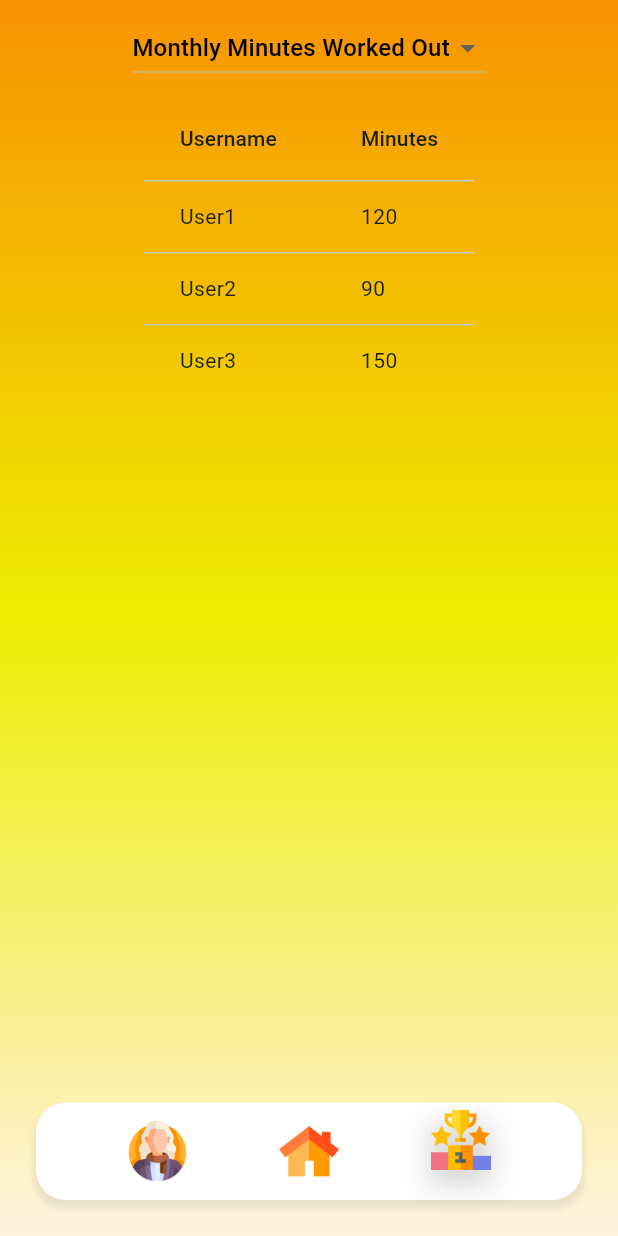
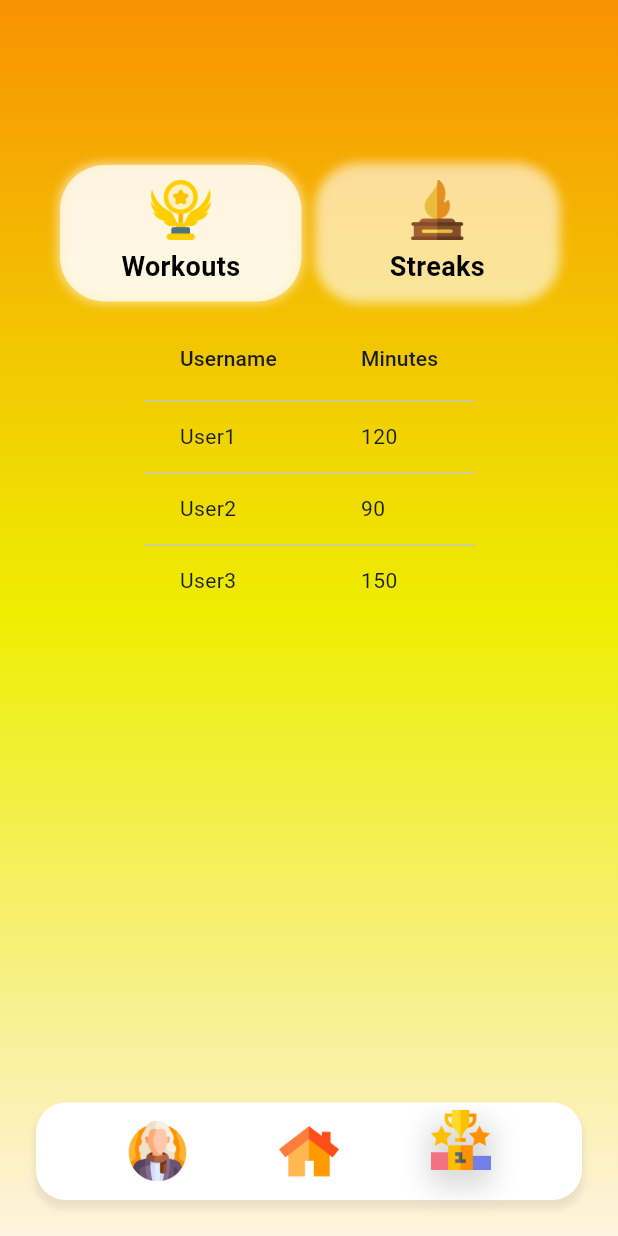
Before and after one commit to ahnafbinazad/Swync, a Flutter app: the screen it shows once a user with an empty profile is signed in, on a phone screen of 412 x 824 dp. Run offline on Flutter 3.47's test engine with Material 3 defaults, Android fonts, the phone set to English and light mode, and no system bars; our stand-ins replace cloud_firestore, firebase_auth, firebase_core; accounts and stored records are empty.

Commit message:
working on ranks

```diff
--- a/lib/screens/ranks.dart
+++ b/lib/screens/ranks.dart
@@ -1,5 +1,3 @@
-// ignore_for_file: prefer_const_constructors
-
 import 'package:flutter/material.dart';
 import 'package:test_drive/reuseable_widgets/navbar.dart';
 import 'package:test_drive/utils/colour_utils.dart';
@@ -10,7 +8,8 @@ class RanksScreen extends StatefulWidget {
 }
 
 class _RanksScreenState extends State<RanksScreen> {
-  String _selectedTable = 'Monthly Minutes Worked Out'; // Default table
+  String _selectedTable = 'Workouts'; // Default table
+  double _glowPosition = 0; // Position of the glow indicator
 
   // Test data
   List<Map<String, dynamic>> _monthlyWorkoutData = [
@@ -44,37 +43,54 @@ class _RanksScreenState extends State<RanksScreen> {
                 end: Alignment.bottomCenter,
               ),
             ),
+            child: Padding(
+              padding: const EdgeInsets.symmetric(horizontal: 20),
               child: Column(
                 children: [
+                  SizedBox(height: 100),
                   Padding(
-                  padding: const EdgeInsets.all(8.0),
-                  child: DropdownButton<String>(
-                    value: _selectedTable,
-                    onChanged: (String? newValue) {
-                      setState(() {
-                        _selectedTable = newValue!;
-                      });
-                    },
-                    items: <String>[
-                      'Monthly Minutes Worked Out',
-                      'Streaks',
-                    ].map<DropdownMenuItem<String>>((String value) {
-                      return DropdownMenuItem<String>(
-                        value: value,
-                        child: Text(
-                          value,
-                          style: TextStyle(color: Colors.black),
+                    padding: const EdgeInsets.symmetric(horizontal: 20),
+                    child: Row(
+                      mainAxisAlignment: MainAxisAlignment.center,
+                      children: [
+                        Expanded(
+                          child: _buildTableSelection('Workouts', 'assets/images/trophy-icon.png'),
                         ),
-                      );
-                    }).toList(),
+                        SizedBox(width: 10),
+                        Expanded(
+                          child: _buildTableSelection('Streaks', 'assets/images/award.png'),
+                        ),
+                      ],
                     ),
                   ),
                   Expanded(
-                  child: _selectedTable == 'Monthly Minutes Worked Out'
+                    child: _selectedTable == 'Workouts'
                         ? _buildDataTable(_monthlyWorkoutData)
                         : _buildDataTable(_streakData),
                   ),
                 ],
+              ),
+            ),
+          ),
+          AnimatedPositioned(
+            duration: Duration(milliseconds: 300),
+            left: _glowPosition,
+            bottom: 70,
+            child: Container(
+              width: MediaQuery.of(context).size.width * 0.4,
+              height: 5,
+              decoration: BoxDecoration(
+                color: Colors.white.withOpacity(0.0), // Adjust the opacity here
+                borderRadius: BorderRadius.circular(30),
+                boxShadow: [
+                  BoxShadow(
+                    color: Colors.white.withOpacity(0.0),
+                    spreadRadius: 5,
+                    blurRadius: 10,
+                    offset: Offset(0, 3),
+                  ),
+                ],
+              ),
             ),
           ),
           Positioned(
@@ -90,21 +106,69 @@ class _RanksScreenState extends State<RanksScreen> {
     );
   }
 
+  Widget _buildTableSelection(String table, String iconPath) {
+    return GestureDetector(
+      onTap: () {
+        setState(() {
+          _selectedTable = table;
+          _glowPosition = table == 'Workouts' ? 0 : MediaQuery.of(context).size.width * 0.5;
+        });
+      },
+      child: Container(
+        margin: EdgeInsets.symmetric(vertical: 10),
+        padding: EdgeInsets.symmetric(horizontal: 20, vertical: 10),
+        decoration: BoxDecoration(
+          color: _selectedTable == table ? Colors.white.withOpacity(0.7) : Colors.transparent,
+          borderRadius: BorderRadius.circular(30),
+          boxShadow: [
+            BoxShadow(
+              color: Colors.white.withOpacity(0.6),
+              spreadRadius: 1,
+              blurRadius: 5,
+              offset: const Offset(0, 0),
+            ),
+          ],
+        ),
+        child: Column(
+          children: [
+            Image.asset(
+              iconPath,
+              height: 40,
+              width: 40,
+              fit: BoxFit.contain,
+            ),
+            const SizedBox(height: 5),
+            Text(
+              table,
+              style: const TextStyle(
+                color: Colors.black,
+                fontSize: 18,
+                fontWeight: FontWeight.bold,
+              ),
+            ),
+          ],
+        ),
+      ),
+    );
+  }
+
   Widget _buildDataTable(List<Map<String, dynamic>> data) {
     return DataTable(
       columns: [
         DataColumn(label: Text('Username')),
         DataColumn(
-            label: Text(_selectedTable == 'Monthly Minutes Worked Out'
-                ? 'Minutes'
-                : 'Streak')),
+          label: Text(_selectedTable == 'Workouts' ? 'Minutes' : 'Streak'),
+        ),
       ],
       rows: data
-          .map((item) => DataRow(cells: [
+          .map(
+            (item) => DataRow(cells: [
               DataCell(Text(item['username'])),
               DataCell(Text(
-                    '${item[_selectedTable == 'Monthly Minutes Worked Out' ? 'monthlyWorkoutTime' : 'streak']}')),
-              ]))
+                '${item[_selectedTable == 'Workouts' ? 'monthlyWorkoutTime' : 'streak']}',
+              )),
+            ]),
+          )
           .toList(),
     );
   }
```
Lines whose indentation alone changed are shown as unchanged.
